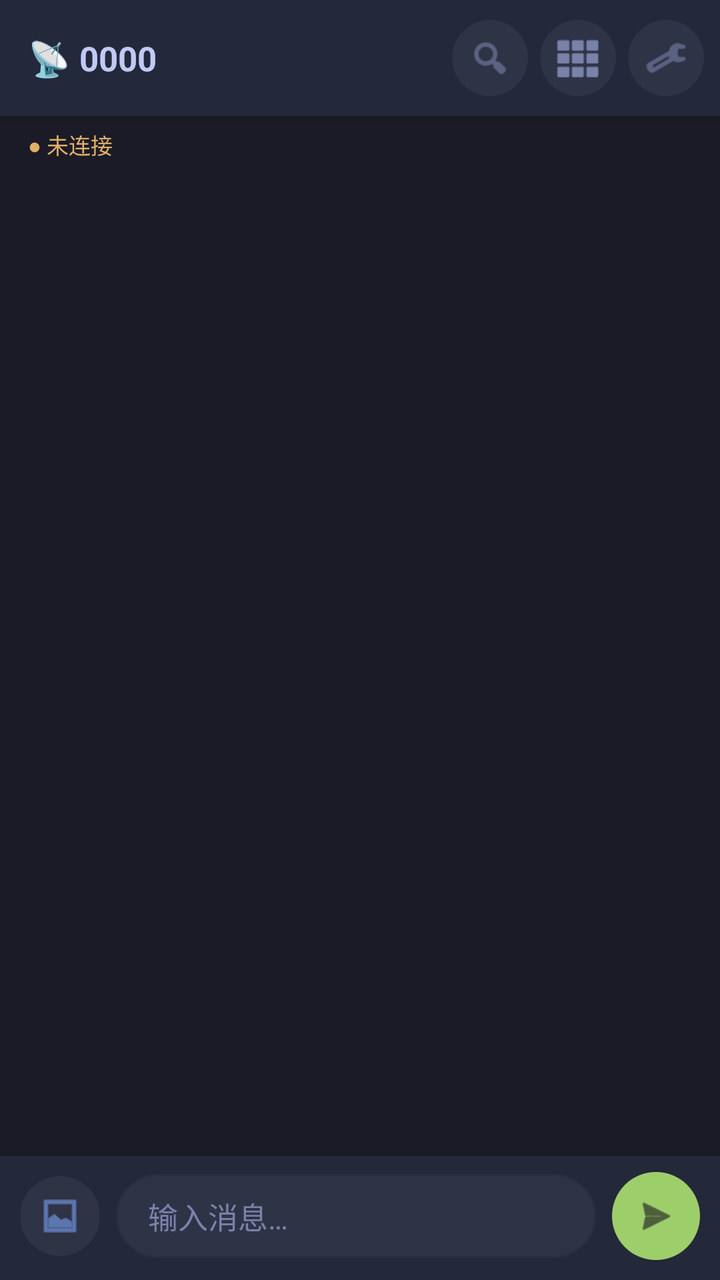
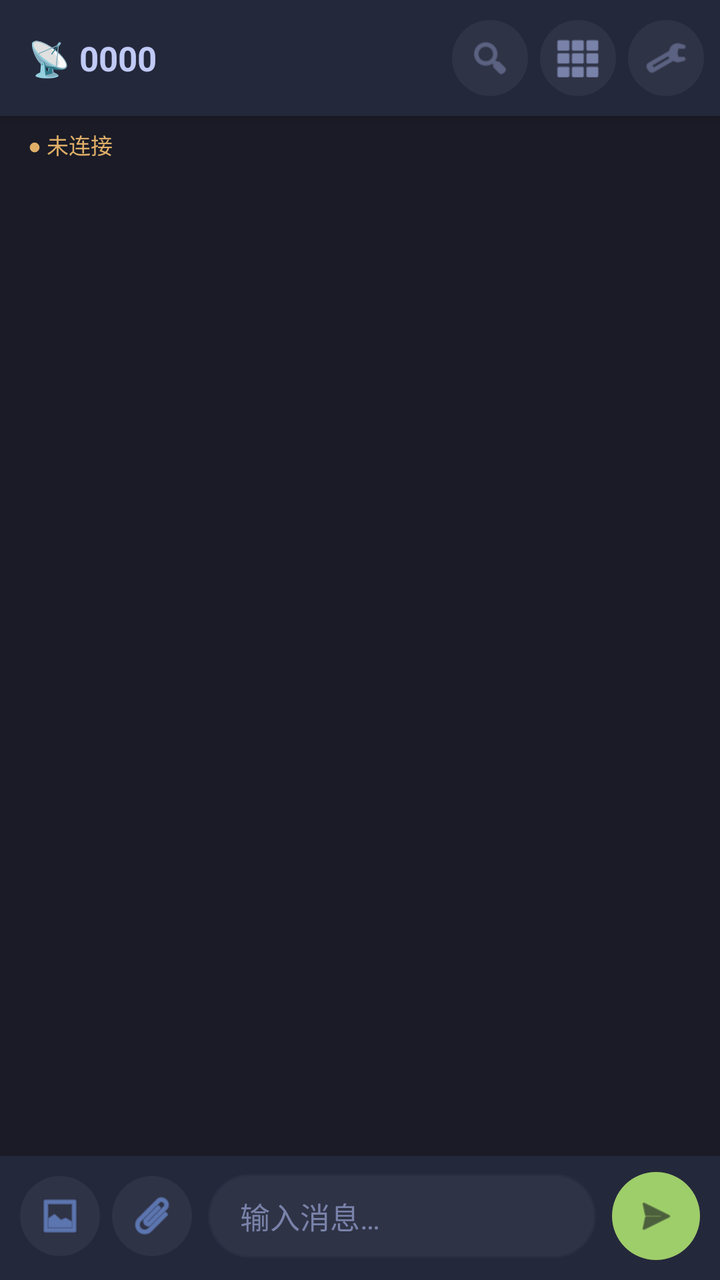

Screens rendered from an Android XML layout before and after an edit, with the pre-edit source and the edit as a unified diff.
<!-- AndroidManifest.xml: application theme Theme.LanShare -->
<!-- res/layout/activity_main.xml -->
<?xml version="1.0" encoding="utf-8"?>
<LinearLayout xmlns:android="http://schemas.android.com/apk/res/android"
    android:layout_width="match_parent"
    android:layout_height="match_parent"
    android:orientation="vertical"
    android:background="@color/bg">

    
    <LinearLayout
        android:layout_width="match_parent"
        android:layout_height="wrap_content"
        android:orientation="horizontal"
        android:gravity="center_vertical"
        android:paddingStart="14dp"
        android:paddingEnd="8dp"
        android:paddingTop="10dp"
        android:paddingBottom="10dp"
        android:background="@color/surface"
        android:elevation="4dp">

        <TextView
            android:id="@+id/tvChannel"
            android:layout_width="0dp"
            android:layout_height="wrap_content"
            android:layout_weight="1"
            android:text="📡 0000"
            android:textColor="@color/text"
            android:textSize="17sp"
            android:textStyle="bold"
            android:ellipsize="end"
            android:singleLine="true" />

        <ImageButton
            android:id="@+id/btnDiscover"
            android:layout_width="38dp"
            android:layout_height="38dp"
            android:layout_marginEnd="6dp"
            android:background="@drawable/bg_icon_btn"
            android:src="@android:drawable/ic_menu_search"
            android:tint="@color/text_dim"
            android:contentDescription="发现频道"
            android:scaleType="centerInside"
            android:padding="8dp" />

        <ImageButton
            android:id="@+id/btnChannels"
            android:layout_width="38dp"
            android:layout_height="38dp"
            android:layout_marginEnd="6dp"
            android:background="@drawable/bg_icon_btn"
            android:src="@android:drawable/ic_dialog_dialer"
            android:tint="@color/text_dim"
            android:contentDescription="切换聊天室"
            android:scaleType="centerInside"
            android:padding="8dp" />

        <ImageButton
            android:id="@+id/btnConfig"
            android:layout_width="38dp"
            android:layout_height="38dp"
            android:background="@drawable/bg_icon_btn"
            android:src="@android:drawable/ic_menu_manage"
            android:tint="@color/text_dim"
            android:contentDescription="配置"
            android:scaleType="centerInside"
            android:padding="8dp" />

    </LinearLayout>

    
    <TextView
        android:id="@+id/tvStatus"
        android:layout_width="match_parent"
        android:layout_height="wrap_content"
        android:paddingStart="14dp"
        android:paddingEnd="14dp"
        android:paddingTop="6dp"
        android:paddingBottom="6dp"
        android:background="@color/bg"
        android:text="● 未连接"
        android:textColor="@color/warn"
        android:textSize="11sp" />

    
    <androidx.recyclerview.widget.RecyclerView
        android:id="@+id/rvMessages"
        android:layout_width="match_parent"
        android:layout_height="0dp"
        android:layout_weight="1"
        android:paddingTop="8dp"
        android:paddingBottom="8dp"
        android:clipToPadding="false"
        android:overScrollMode="never" />

    
    <LinearLayout
        android:layout_width="match_parent"
        android:layout_height="wrap_content"
        android:orientation="horizontal"
        android:gravity="center_vertical"
        android:paddingStart="10dp"
        android:paddingEnd="10dp"
        android:paddingTop="8dp"
        android:paddingBottom="10dp"
        android:background="@color/surface"
        android:elevation="8dp">

        <ImageButton
            android:id="@+id/btnImage"
            android:layout_width="40dp"
            android:layout_height="40dp"
            android:background="@drawable/bg_icon_btn"
            android:src="@android:drawable/ic_menu_gallery"
            android:tint="@color/primary"
            android:contentDescription="发送图片"
            android:scaleType="centerInside"
            android:padding="9dp" />

        <EditText
            android:id="@+id/etInput"
            android:layout_width="0dp"
            android:layout_height="wrap_content"
            android:layout_weight="1"
            android:layout_marginStart="8dp"
            android:layout_marginEnd="8dp"
            android:background="@drawable/bg_input"
            android:hint="输入消息…"
            android:textColorHint="@color/text_dim"
            android:inputType="textMultiLine"
            android:maxLines="4"
            android:paddingStart="16dp"
            android:paddingEnd="16dp"
            android:paddingTop="10dp"
            android:paddingBottom="10dp"
            android:textColor="@color/text"
            android:textSize="15sp" />

        <ImageButton
            android:id="@+id/btnSend"
            android:layout_width="44dp"
            android:layout_height="44dp"
            android:background="@drawable/bg_send"
            android:src="@android:drawable/ic_menu_send"
            android:tint="@color/text_on_primary"
            android:contentDescription="发送"
            android:scaleType="centerInside"
            android:padding="11dp" />

    </LinearLayout>

</LinearLayout>
<!-- resources referenced by this layout -->
<resources>
  <color name="bg">#1A1B26</color>
  <color name="primary">#7AA2F7</color>
  <color name="surface">#24283B</color>
  <color name="text">#C0CAF5</color>
  <color name="text_dim">#7982A9</color>
  <color name="text_on_primary">#15161E</color>
  <color name="warn">#E0AF68</color>
  <!-- drawable bg_icon_btn (drawable) -->
  <?xml version="1.0" encoding="utf-8"?>
  <shape xmlns:android="http://schemas.android.com/apk/res/android"
      android:shape="oval">
      <solid android:color="@color/surface2" />
  </shape>
  <!-- drawable bg_input (drawable) -->
  <?xml version="1.0" encoding="utf-8"?>
  <shape xmlns:android="http://schemas.android.com/apk/res/android"
      android:shape="rectangle">
      <solid android:color="@color/surface2" />
      <corners android:radius="22dp" />
      <stroke android:width="1dp" android:color="@color/divider" />
  </shape>
  <!-- drawable bg_send (drawable) -->
  <?xml version="1.0" encoding="utf-8"?>
  <shape xmlns:android="http://schemas.android.com/apk/res/android"
      android:shape="oval">
      <solid android:color="@color/accent" />
  </shape>
  <style name="Theme.LanShare" parent="Theme.AppCompat.DayNight.NoActionBar">
          <item name="colorPrimary">@color/primary</item>
          <item name="colorPrimaryDark">@color/primary_dark</item>
          <item name="colorAccent">@color/accent</item>
          <item name="android:windowBackground">@color/bg</item>
          <item name="android:statusBarColor">@color/surface</item>
          <item name="android:navigationBarColor">@color/bg</item>
          <item name="android:windowLightStatusBar">false</item>
          <item name="android:textColorPrimary">@color/text</item>
          <item name="android:colorControlNormal">@color/text_dim</item>
      </style>
  <color name="surface2">#2F3346</color>
  <color name="divider">#2A2E42</color>
  <color name="accent">#9ECE6A</color>
  <color name="primary_dark">#5A7FD7</color>
</resources>

<!-- the commit's change to res/layout/activity_main.xml (unified diff, before → after) -->
@@ -94,6 +94,82 @@
 
     
     <LinearLayout
+        android:id="@+id/queueBar"
+        android:layout_width="match_parent"
+        android:layout_height="wrap_content"
+        android:orientation="vertical"
+        android:visibility="gone"
+        android:background="@color/surface"
+        android:elevation="6dp"
+        android:paddingStart="12dp"
+        android:paddingEnd="12dp"
+        android:paddingTop="8dp"
+        android:paddingBottom="6dp">
+
+        <LinearLayout
+            android:layout_width="match_parent"
+            android:layout_height="wrap_content"
+            android:orientation="horizontal"
+            android:gravity="center_vertical">
+
+            <TextView
+                android:id="@+id/tvQueueCount"
+                android:layout_width="0dp"
+                android:layout_height="wrap_content"
+                android:layout_weight="1"
+                android:text="待发 0 项"
+                android:textColor="@color/text"
+                android:textSize="13sp"
+                android:textStyle="bold" />
+
+            <CheckBox
+                android:id="@+id/cbOriginal"
+                android:layout_width="wrap_content"
+                android:layout_height="wrap_content"
+                android:text="原图"
+                android:textColor="@color/text_dim"
+                android:textSize="12sp"
+                android:buttonTint="@color/primary"
+                android:paddingStart="4dp" />
+
+            <Button
+                android:id="@+id/btnQueueSend"
+                android:layout_width="wrap_content"
+                android:layout_height="34dp"
+                android:layout_marginStart="8dp"
+                android:text="依次发送"
+                android:textSize="12sp"
+                android:textColor="@color/text_on_primary"
+                android:background="@drawable/bg_send"
+                android:paddingStart="14dp"
+                android:paddingEnd="14dp"
+                android:minHeight="0dp" />
+
+            <Button
+                android:id="@+id/btnQueueClear"
+                android:layout_width="wrap_content"
+                android:layout_height="34dp"
+                android:layout_marginStart="6dp"
+                android:text="清空"
+                android:textSize="12sp"
+                android:textColor="@color/text_dim"
+                android:background="@drawable/bg_icon_btn"
+                android:paddingStart="12dp"
+                android:paddingEnd="12dp"
+                android:minHeight="0dp" />
+        </LinearLayout>
+
+        
+        <LinearLayout
+            android:id="@+id/queueList"
+            android:layout_width="match_parent"
+            android:layout_height="wrap_content"
+            android:orientation="vertical"
+            android:paddingTop="6dp" />
+    </LinearLayout>
+
+    
+    <LinearLayout
         android:layout_width="match_parent"
         android:layout_height="wrap_content"
         android:orientation="horizontal"
@@ -112,7 +188,19 @@
             android:background="@drawable/bg_icon_btn"
             android:src="@android:drawable/ic_menu_gallery"
             android:tint="@color/primary"
-            android:contentDescription="发送图片"
+            android:contentDescription="选择图片（可多选）"
+            android:scaleType="centerInside"
+            android:padding="9dp" />
+
+        <ImageButton
+            android:id="@+id/btnFile"
+            android:layout_width="40dp"
+            android:layout_height="40dp"
+            android:layout_marginStart="6dp"
+            android:background="@drawable/bg_icon_btn"
+            android:src="@android:drawable/ic_menu_attachment"
+            android:tint="@color/primary"
+            android:contentDescription="发送文件（任意格式）"
             android:scaleType="centerInside"
             android:padding="9dp" />
 
